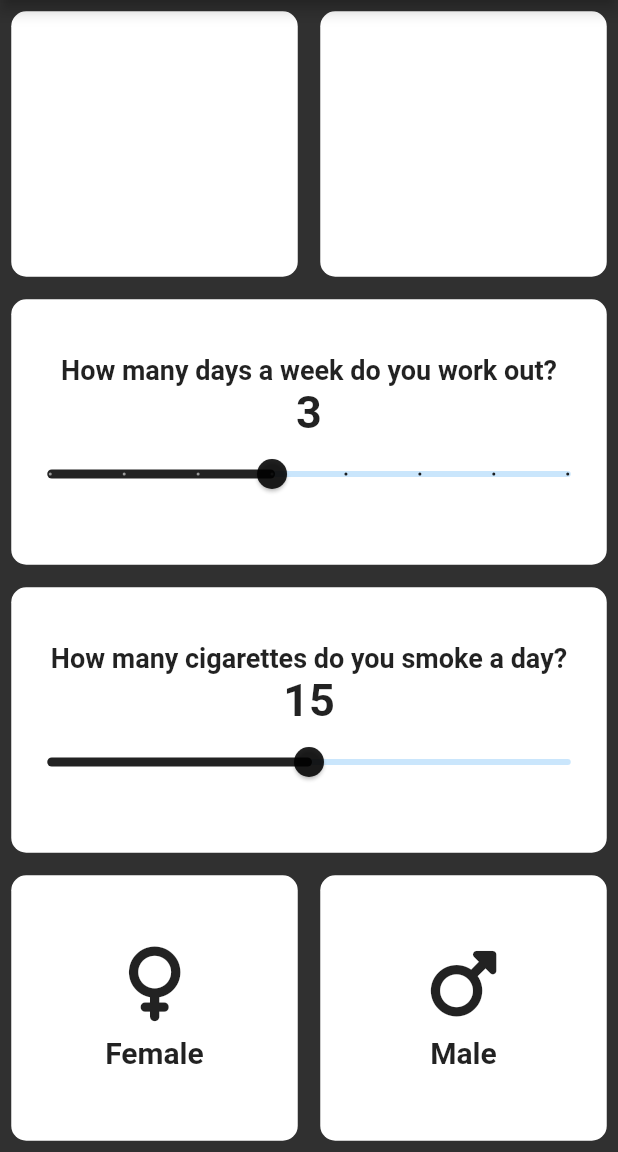
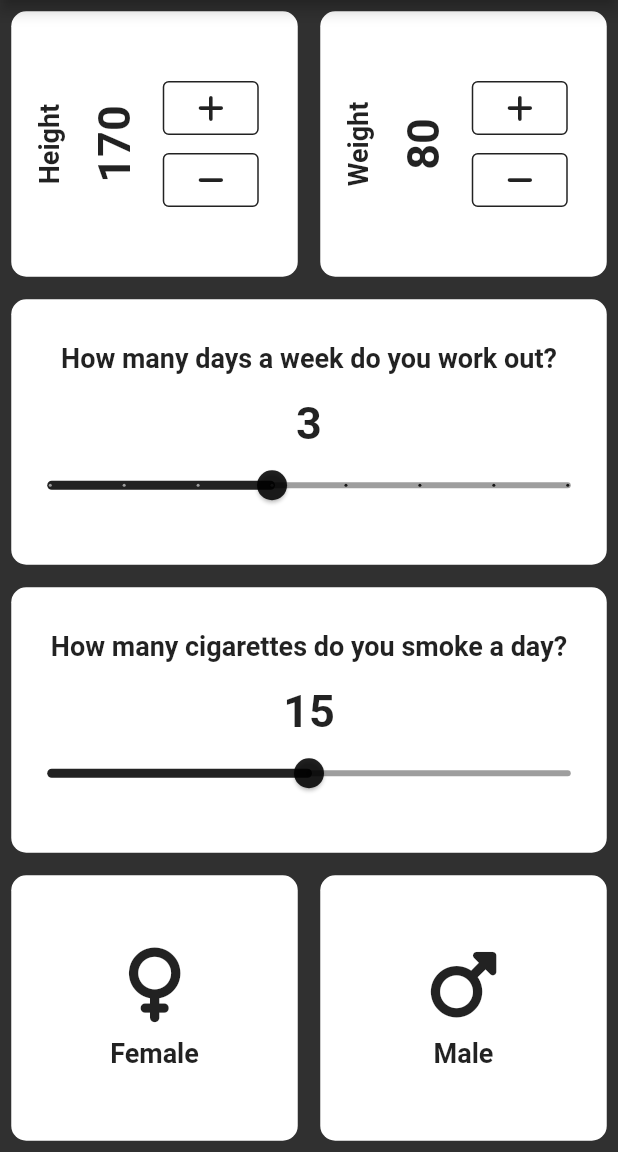
Before and after one commit to efetigrel/life_expectancy, a Flutter app: the screen it shows after launch, on a phone screen of 412 x 824 dp, the part 84-1236 px from its top. Run offline on Flutter 3.47's test engine with Material 2 defaults, Android fonts, the phone set to English and light mode, and no system bars; our stand-ins replace font_awesome_flutter.

Commit message:
interface_design_completed

```diff
--- /dev/null
+++ b/lib/constants.dart
@@ -0,0 +1,7 @@
+import 'package:flutter/material.dart';
+
+TextStyle kTextStyle = const TextStyle(
+    color: Colors.black87, fontSize: 18, fontWeight: FontWeight.bold);
+
+TextStyle TextNumStyle = const TextStyle(
+    color: Colors.black87, fontSize: 30, fontWeight: FontWeight.bold);
--- a/lib/icon_gender.dart
+++ b/lib/icon_gender.dart
@@ -1,4 +1,5 @@
 import 'package:flutter/material.dart';
+import 'package:life_expectancy/constants.dart';
 
 class IconGender extends StatelessWidget {
   final String? gender;
@@ -17,11 +18,7 @@ class IconGender extends StatelessWidget {
           color: Colors.black87,
         ),
         const SizedBox(height: 10),
-        Text(
-          gender ?? '',
-          style: const TextStyle(
-              color: Colors.black87, fontSize: 20, fontWeight: FontWeight.bold),
-        ),
+        Text(gender ?? '', style: kTextStyle),
       ],
     );
   }
--- a/lib/input_page.dart
+++ b/lib/input_page.dart
@@ -1,5 +1,6 @@
 import 'package:flutter/material.dart';
 import 'package:font_awesome_flutter/font_awesome_flutter.dart';
+import 'package:life_expectancy/constants.dart';
 import 'package:life_expectancy/icon_gender.dart';
 import 'package:life_expectancy/my_container.dart';
 
@@ -14,6 +15,8 @@ class _InputPageState extends State<InputPage> {
   String? selectedGender;
   double smokedCigarette = 15.0;
   double sportDay = 3.0;
+  int height = 170;
+  int weight = 80;
 
   @override
   Widget build(BuildContext context) {
@@ -25,16 +28,19 @@ class _InputPageState extends State<InputPage> {
         centerTitle: true,
       ),
       body: Column(
-        crossAxisAlignment: CrossAxisAlignment.stretch,
         children: [
-          const Expanded(
+          Expanded(
             child: Row(
               children: [
                 Expanded(
-                  child: MyContainer(),
+                  child: MyContainer(
+                    child: buildRowOutlineButon('Height'),
+                  ),
                 ),
                 Expanded(
-                  child: MyContainer(),
+                  child: MyContainer(
+                    child: buildRowOutlineButon('Weight'),
+                  ),
                 ),
               ],
             ),
@@ -44,21 +50,17 @@ class _InputPageState extends State<InputPage> {
               child: Column(
                 mainAxisAlignment: MainAxisAlignment.center,
                 children: [
-                  const Text(
+                  Text(
                     'How many days a week do you work out?',
-                    style: TextStyle(
-                        color: Colors.black87,
-                        fontSize: 18,
-                        fontWeight: FontWeight.bold),
+                    style: kTextStyle,
                   ),
+                  const SizedBox(height: 15),
                   Text(
                     sportDay.round().toString(),
-                    style: const TextStyle(
-                        color: Colors.black87,
-                        fontSize: 30,
-                        fontWeight: FontWeight.bold),
+                    style: TextNumStyle,
                   ),
                   Slider(
+                    inactiveColor: Colors.grey,
                     min: 0,
                     max: 7,
                     value: sportDay,
@@ -79,21 +81,17 @@ class _InputPageState extends State<InputPage> {
               child: Column(
                 mainAxisAlignment: MainAxisAlignment.center,
                 children: [
-                  const Text(
+                  Text(
                     'How many cigarettes do you smoke a day?',
-                    style: TextStyle(
-                        color: Colors.black87,
-                        fontSize: 18,
-                        fontWeight: FontWeight.bold),
+                    style: kTextStyle,
                   ),
+                  const SizedBox(height: 15),
                   Text(
                     smokedCigarette.round().toString(),
-                    style: const TextStyle(
-                        color: Colors.black87,
-                        fontSize: 30,
-                        fontWeight: FontWeight.bold),
+                    style: TextNumStyle,
                   ),
                   Slider(
+                    inactiveColor: Colors.grey,
                     min: 0,
                     max: 30,
                     value: smokedCigarette,
@@ -120,9 +118,8 @@ class _InputPageState extends State<InputPage> {
                         selectedGender = 'Female';
                       });
                     },
-                    color: selectedGender == 'Female'
-                        ? Colors.pinkAccent
-                        : Colors.white,
+                    color:
+                        selectedGender == 'Female' ? Colors.grey : Colors.white,
                     child: const IconGender(
                         gender: 'Female', icon: FontAwesomeIcons.venus),
                   ),
@@ -134,9 +131,8 @@ class _InputPageState extends State<InputPage> {
                         selectedGender = 'Male';
                       });
                     },
-                    color: selectedGender == 'Male'
-                        ? Colors.blueAccent
-                        : Colors.white,
+                    color:
+                        selectedGender == 'Male' ? Colors.grey : Colors.white,
                     child: const IconGender(
                         gender: 'Male', icon: FontAwesomeIcons.mars),
                   ),
@@ -148,4 +144,76 @@ class _InputPageState extends State<InputPage> {
       ),
     );
   }
+
+  Row buildRowOutlineButon(String label) {
+    return Row(
+      children: [
+        const SizedBox(width: 15),
+        RotatedBox(
+          quarterTurns: 3,
+          child: Text(
+            label,
+            style: kTextStyle,
+          ),
+        ),
+        const SizedBox(width: 15),
+        RotatedBox(
+          quarterTurns: 3,
+          child: Text(
+            label == 'Height' ? height.toString() : weight.toString(),
+            style: TextNumStyle,
+          ),
+        ),
+        const SizedBox(width: 15),
+        Column(
+          mainAxisAlignment: MainAxisAlignment.center,
+          children: [
+            OutlinedButton(
+              onPressed: () {
+                setState(
+                  () {
+                    label == 'Height' ? height++ : weight++;
+                  },
+                );
+              },
+              child: Icon(
+                FontAwesomeIcons.plus,
+                size: 20,
+                color: Colors.black87,
+              ),
+              style: ButtonStyle(
+                side: MaterialStateProperty.all(
+                  const BorderSide(
+                    color: Colors.black87,
+                    style: BorderStyle.solid,
+                  ),
+                ),
+                overlayColor: const MaterialStatePropertyAll(
+                  Colors.black38,
+                ),
+              ),
+            ),
+            OutlinedButton(
+              onPressed: () {
+                setState(
+                  () {
+                    label == 'Height' ? height-- : weight--;
+                  },
+                );
+              },
+              child:
+                  Icon(FontAwesomeIcons.minus, size: 20, color: Colors.black87),
+              // Icon rengini belirle
+              style: ButtonStyle(
+                side: MaterialStateProperty.all(
+                  BorderSide(color: Colors.black87),
+                ),
+                overlayColor: const MaterialStatePropertyAll(Colors.black38),
+              ),
+            ),
+          ],
+        ),
+      ],
+    );
+  }
 }
```
